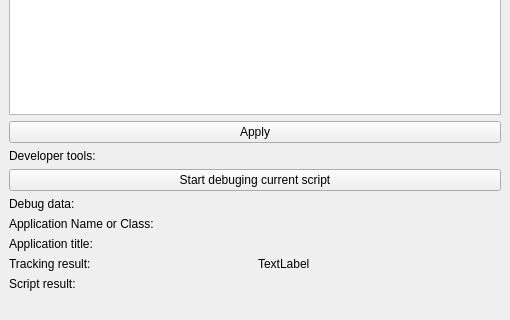
Qt form TrackYourTime/ui/app_settingswindow.ui (Allexin/TrackYourTime) before a commit; both pictures show x 0 to 510 and y 226 to 546 of the 510 by 546 pixel window.
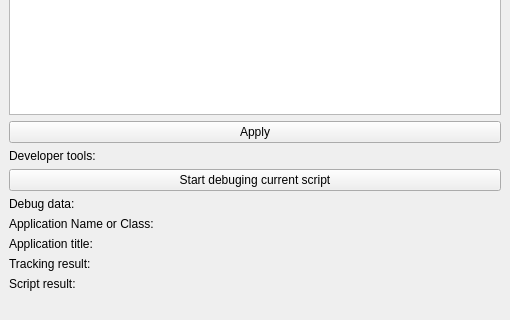
The same form after that commit.

Commit message: -Increase statistic window update time in most cases -Add realtime statistic window update if window visible

The edit to the form file:
```diff
--- a/TrackYourTime/ui/app_settingswindow.ui
+++ b/TrackYourTime/ui/app_settingswindow.ui
@@ -222,7 +222,7 @@
           <item>
            <widget class="QLabel" name="labelDebugTrackingResult">
             <property name="text">
-             <string>TextLabel</string>
+             <string/>
             </property>
            </widget>
           </item>
```
The commit also changes 6 other files.
